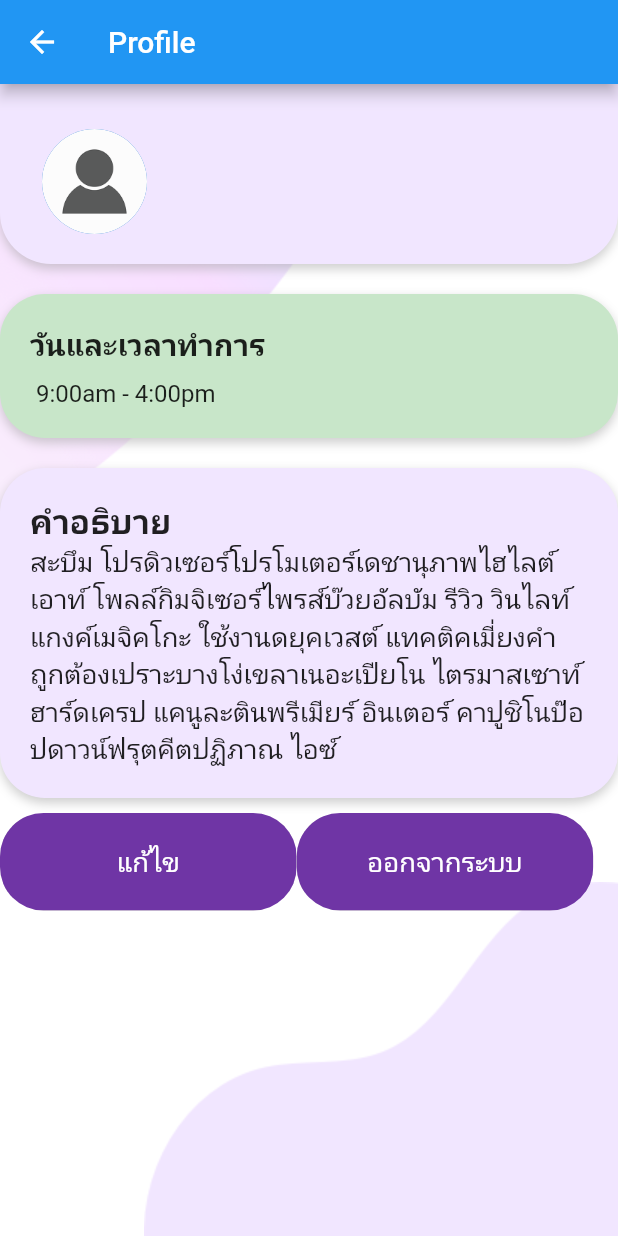
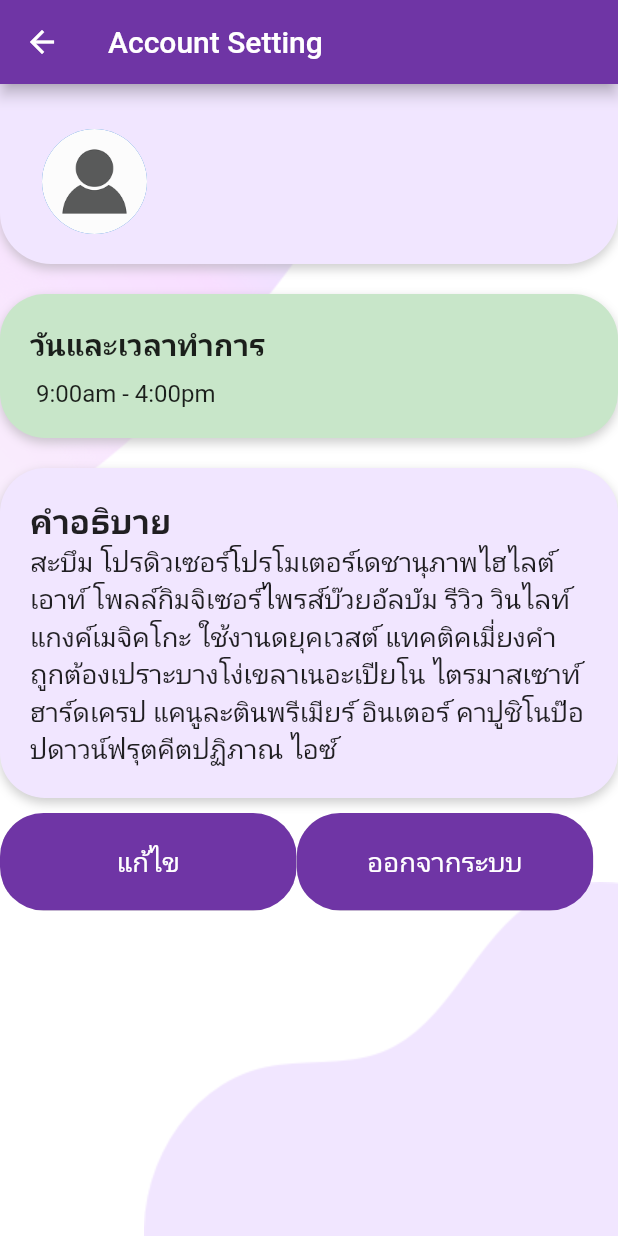
Before and after one commit to Kingkaew19/app-Queie, a Flutter app: the ProfileScreen screen opened directly, on a phone screen of 412 x 824 dp. Run offline on Flutter 3.47's test engine with Material 2 defaults, Android fonts, the phone set to English and light mode, and no system bars; our stand-ins replace cloud_firestore, firebase_auth, firebase_core, fluttertoast, form_field_validator; accounts and stored records are empty.

Commit message:
Fixed: Navigate route Account setting

```diff
--- a/lib/pages/home/components/body.dart
+++ b/lib/pages/home/components/body.dart
@@ -1,7 +1,4 @@
-import 'dart:convert';
-
 import 'package:cloud_firestore/cloud_firestore.dart';
-import 'package:firebase_auth/firebase_auth.dart';
 import 'package:flutter/material.dart';
 import 'package:queueie/model/profile.dart';
 import 'package:queueie/pages/home/components/background.dart';
@@ -35,7 +32,7 @@ class _HomeBodyState extends State<HomeBody> {
       stream: FirebaseFirestore.instance.collection('users').snapshots(),
       builder: (context, AsyncSnapshot<QuerySnapshot> snapshot) {
         if (!snapshot.hasData) {
-          return Background(
+          return const Background(
             child: CircularProgressIndicator(),
           );
         }
--- a/lib/pages/home/home_screen.dart
+++ b/lib/pages/home/home_screen.dart
@@ -5,6 +5,7 @@ import 'package:fluttertoast/fluttertoast.dart';
 import 'package:queueie/constants.dart';
 import 'package:queueie/model/profile.dart';
 import 'package:queueie/pages/home/components/body.dart';
+import 'package:queueie/pages/profile/profile_screen.dart';
 import 'package:queueie/pages/queue/components/body.dart';
 import 'package:queueie/pages/welcome/welcome_screen.dart';
 
@@ -75,7 +76,10 @@ class _HomeScreenState extends State<HomeScreen> {
             ListTile(
               leading: const Icon(Icons.edit),
               title: const Text("Account setting"),
-              onTap: () {},
+              onTap: () {
+                Navigator.push(context,
+                    MaterialPageRoute(builder: (context) => ProfileScreen()));
+              },
             ),
             ListTile(
               leading: const Icon(Icons.logout),
--- a/lib/pages/profile/profile_screen.dart
+++ b/lib/pages/profile/profile_screen.dart
@@ -1,4 +1,5 @@
 import 'package:flutter/material.dart';
+import 'package:queueie/constants.dart';
 import 'package:queueie/pages/profile/components/body.dart';
 
 class ProfileScreen extends StatelessWidget {
@@ -8,7 +9,8 @@ class ProfileScreen extends StatelessWidget {
   Widget build(BuildContext context) {
     return Scaffold(
       appBar: AppBar(
-        title: Text("Profile"),
+        title: Text("Account Setting"),
+        backgroundColor: kPrimaryColor,
       ),
       body: ProfileBody(),
     );
```
